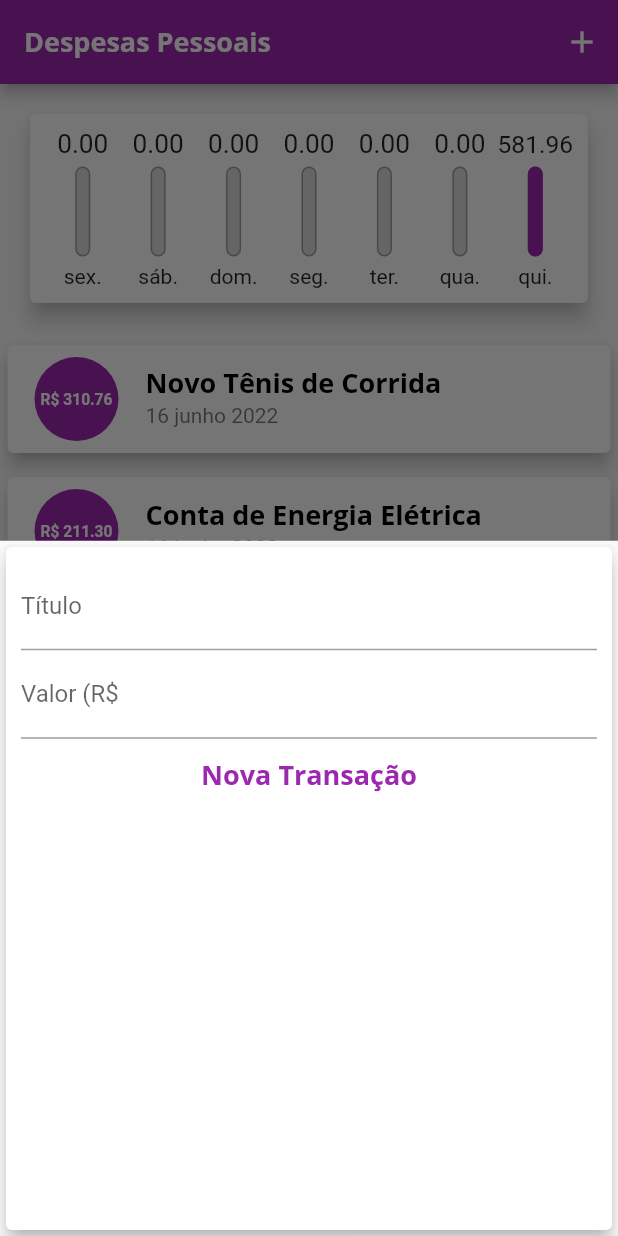
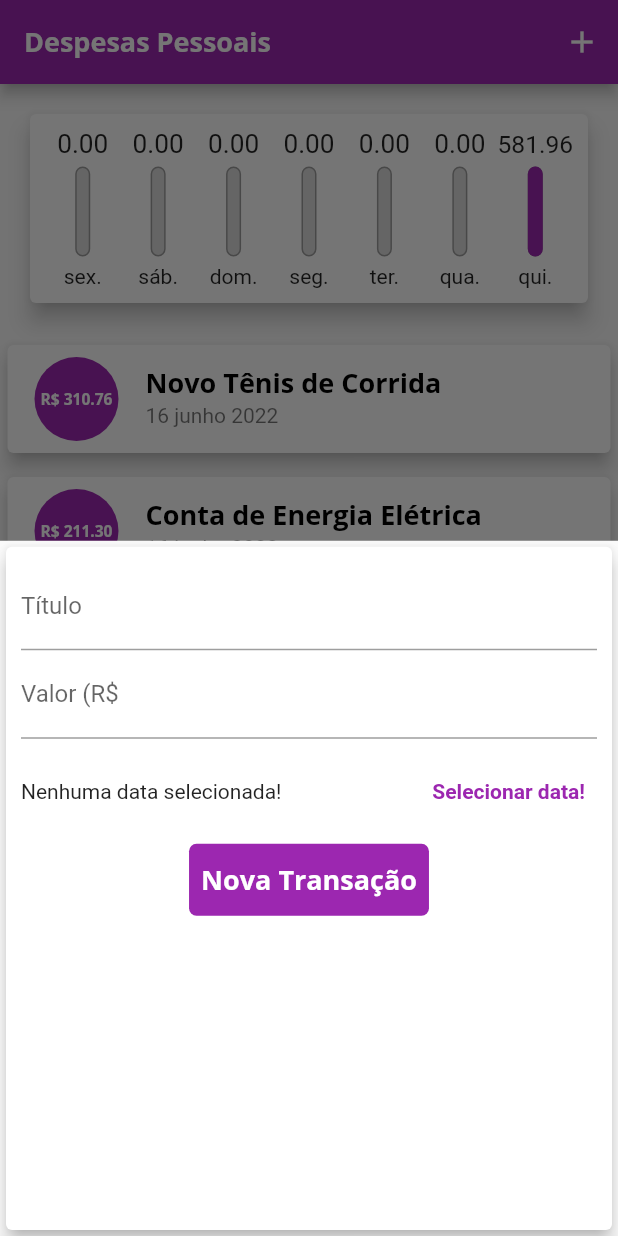
Before and after one commit to arthurrossibr/flutter-despesas, a Flutter app: the screen it shows after launch, after a tap on the "add" icon, on a phone screen of 412 x 824 dp. Run offline on Flutter 3.47's test engine with Material 2 defaults, Android fonts, the light colour scheme and no system bars.

Commit message:
Add Datepicker

```diff
--- a/lib/components/transaction_form.dart
+++ b/lib/components/transaction_form.dart
@@ -1,4 +1,6 @@
 import 'package:flutter/material.dart';
+import 'package:intl/date_symbol_data_local.dart';
+import 'package:intl/intl.dart';
 
 class TransactionForm extends StatefulWidget {
   const TransactionForm(this.onSubmit, {Key? key}) : super(key: key);
@@ -10,12 +12,13 @@ class TransactionForm extends StatefulWidget {
 }
 
 class _TransactionFormState extends State<TransactionForm> {
-  final titleController = TextEditingController();
-  final valueController = TextEditingController();
+  final _titleController = TextEditingController();
+  final _valueController = TextEditingController();
+  DateTime? _selectedDate;
 
   _submitForm() {
-    final title = titleController.text;
-    final value = double.tryParse(valueController.text) ?? 0.0;
+    final title = _titleController.text;
+    final value = double.tryParse(_valueController.text) ?? 0.0;
 
     if (title.isEmpty || value <= 0) {
       return;
@@ -24,8 +27,26 @@ class _TransactionFormState extends State<TransactionForm> {
     widget.onSubmit(title, value);
   }
 
+  _showDatePicker() {
+    showDatePicker(
+      context: context,
+      initialDate: DateTime.now(),
+      firstDate: DateTime(2022),
+      lastDate: DateTime.now(),
+    ).then((pickedDate) {
+      if (pickedDate == null) {
+        return;
+      }
+
+      setState(() {
+        _selectedDate = pickedDate;
+      });
+    });
+  }
+
   @override
   Widget build(BuildContext context) {
+    initializeDateFormatting('pt_BR');
     return Card(
       elevation: 5,
       child: Padding(
@@ -33,14 +54,14 @@ class _TransactionFormState extends State<TransactionForm> {
         child: Column(
           children: <Widget>[
             TextField(
-              controller: titleController,
+              controller: _titleController,
               onSubmitted: (_) => _submitForm(),
               decoration: const InputDecoration(
                 labelText: 'Título',
               ),
             ),
             TextField(
-              controller: valueController,
+              controller: _valueController,
               keyboardType:
                   const TextInputType.numberWithOptions(decimal: true),
               onSubmitted: (_) => _submitForm(),
@@ -48,15 +69,52 @@ class _TransactionFormState extends State<TransactionForm> {
                 labelText: 'Valor (R\$',
               ),
             ),
+            SizedBox(
+              height: 70,
+              child: Row(
+                children: [
+                  Expanded(
+                    child: Text(
+                        _selectedDate == null ? 'Nenhuma data selecionada!' : DateFormat('dd MMMM yyyy', 'pt_BR').format(_selectedDate!)),
+                  ),
                   TextButton(
                     style: TextButton.styleFrom(
+                      textStyle: const TextStyle(
+                        fontWeight: FontWeight.bold,
+                      ),
+                      primary: Theme.of(context).colorScheme.primary,
+                    ),
+                    onPressed: _showDatePicker,
+                    child: const Text('Selecionar data!'),
+                  ),
+                ],
+              ),
+            ),
+            Row(
+              mainAxisAlignment: MainAxisAlignment.center,
+              children: <Widget>[
+                Container(
+                  decoration: BoxDecoration(
+                    color: Theme.of(context).colorScheme.primary,
+                    borderRadius: BorderRadius.circular(5),
+                  ),
+                  child: TextButton(
+                    style: TextButton.styleFrom(
                       textStyle: Theme.of(context).textTheme.headline6,
-                  primary: Theme.of(context).colorScheme.primary,
                     ),
                     onPressed: () {
                       _submitForm();
                     },
-                child: const Text('Nova Transação'))
+                    child: const Text(
+                      'Nova Transação',
+                      style: TextStyle(
+                        color: Colors.white,
+                      ),
+                    ),
+                  ),
+                ),
+              ],
+            ),
           ],
         ),
       ),
--- a/lib/components/transaction_list.dart
+++ b/lib/components/transaction_list.dart
@@ -49,11 +49,7 @@ class TransactionList extends StatelessWidget {
                         child: FittedBox(
                           child: Text(
                             'R\$ ${tr.value.toStringAsFixed(2)}',
-                            style: const TextStyle(
-                              fontSize: 20,
-                              color: Colors.white,
-                              fontWeight: FontWeight.bold,
-                            ),
+                            style: Theme.of(context).textTheme.headline5,
                           ),
                         ),
                       ),
--- a/lib/main.dart
+++ b/lib/main.dart
@@ -27,6 +27,12 @@ class ExpensesApp extends StatelessWidget {
             fontSize: 18,
             fontWeight: FontWeight.bold,
             color: Colors.black,
+          ),
+          headline5: const TextStyle(
+            fontFamily: 'OpenSans',
+            fontSize: 16,
+            fontWeight: FontWeight.bold,
+            color: Colors.white,
           ),
         ),
       ),
```
Lines whose indentation alone changed are shown as unchanged.
